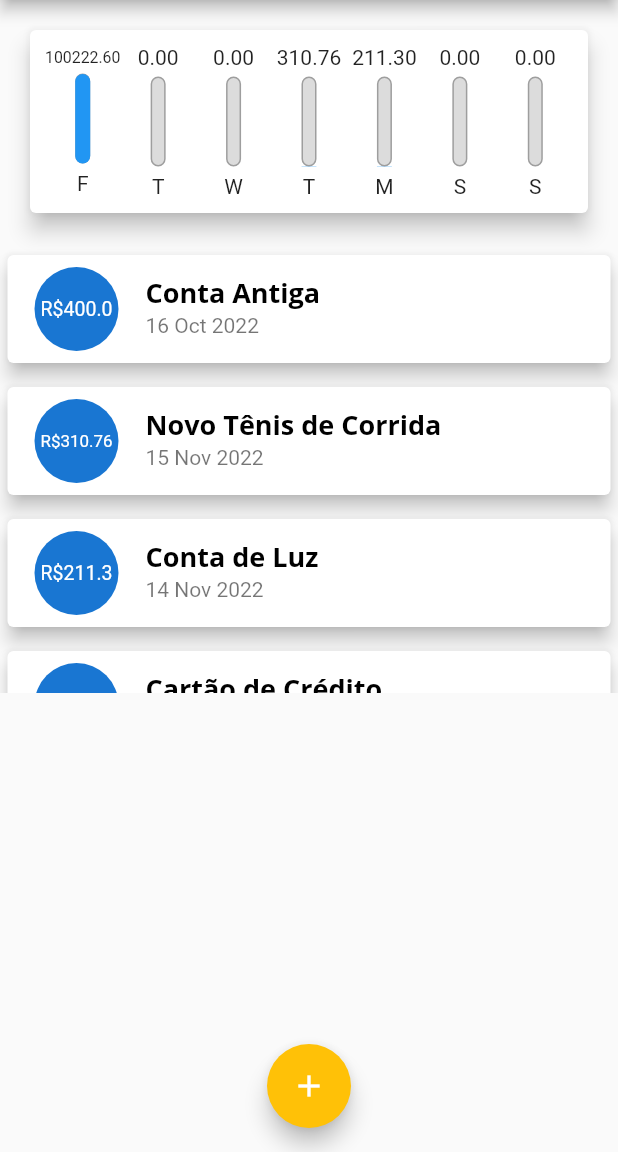
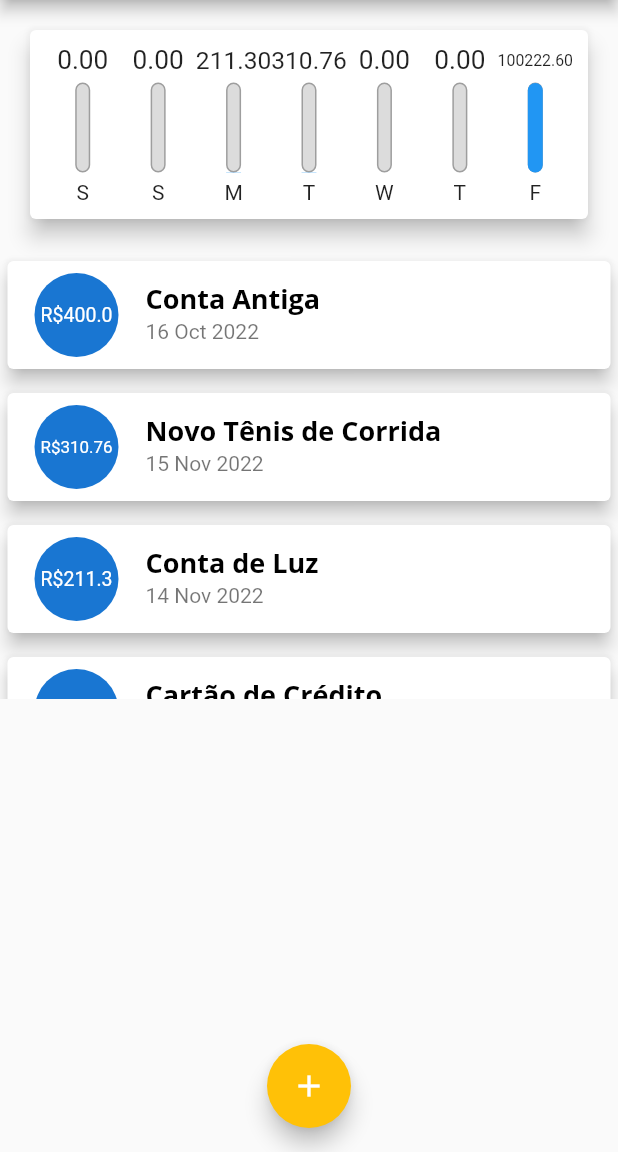
Before and after one commit to michelbaleeiro/expenses, a Flutter app: the screen it shows after launch, on a phone screen of 412 x 824 dp, the part 84-1236 px from its top. Run offline on Flutter 3.47's test engine with Material 2 defaults, Android fonts, the phone set to English and light mode, and no system bars.

Commit message:
129. Melhorando Chart Widget

```diff
--- a/lib/components/chart.dart
+++ b/lib/components/chart.dart
@@ -30,7 +30,7 @@ class Chart extends StatelessWidget {
         'day': DateFormat.E().format(weekDay)[0],
         'value': totalSum,
       };
-    });
+    }).reversed.toList();
   }
 
   double get _weekTotalValue {
--- a/lib/components/chart_bar.dart
+++ b/lib/components/chart_bar.dart
@@ -16,8 +16,12 @@ class ChartBar extends StatelessWidget {
   Widget build(BuildContext context) {
     return Column(
       children: [
-        FittedBox(
-          child: Text(value!.toStringAsFixed(2))),
+        // ignore: sized_box_for_whitespace
+        Container(
+          height: 20,
+          child: FittedBox(
+            child: Text(value!.toStringAsFixed(2))),
+        ),
         const SizedBox(height: 5),
         // ignore: sized_box_for_whitespace
         Container(
```
